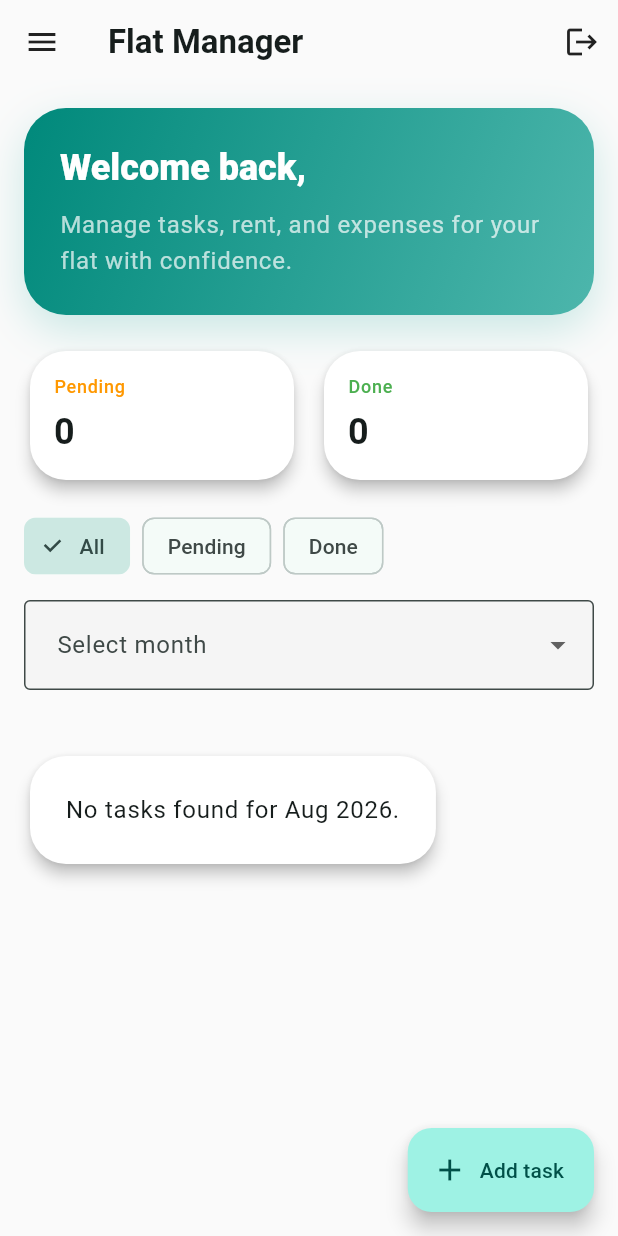
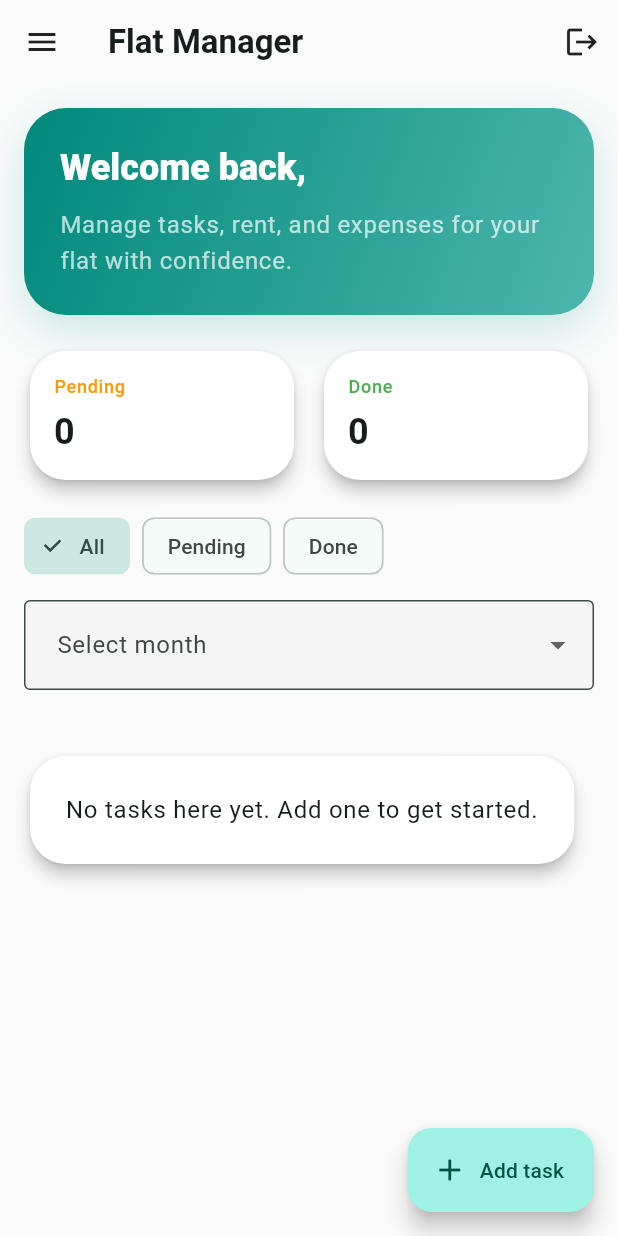
Before and after one commit to tusharna10/task-management-app, a Flutter app: the TaskManagementHome screen opened directly with empty values, on a phone screen of 412 x 824 dp. Run offline on Flutter 3.47's test engine with Material 3 defaults, Android fonts, the phone set to English and light mode, and no system bars; our stand-ins replace image_picker, supabase_flutter; accounts and stored records are empty; statements that could not run were skipped.

Commit message:
Fix dashboard month filter to show all tasks by default

```diff
--- a/lib/main.dart
+++ b/lib/main.dart
@@ -1514,8 +1514,6 @@ class _TaskManagementHomeState extends State<TaskManagementHome> {
       if (_selectedDashboardMonth.isNotEmpty && task.dueDate != null) {
         final monthLabel = '${_formatMonth(task.dueDate!)} ${task.dueDate!.year}';
         if (monthLabel != _selectedDashboardMonth) return false;
-      } else if (_selectedDashboardMonth.isNotEmpty && task.dueDate == null) {
-        return false;
       }
       if (_selectedFilter == 'Pending') return !task.completed;
       if (_selectedFilter == 'Done') return task.completed;
@@ -1533,7 +1531,6 @@ class _TaskManagementHomeState extends State<TaskManagementHome> {
     _monthlyExpenseEntries
       ..clear()
       ..addAll(widget.monthlyExpenses);
-    _selectedDashboardMonth = _formatMonth(DateTime.now());
   }
 
   @override
@@ -2401,9 +2398,12 @@ class _TaskManagementHomeState extends State<TaskManagementHome> {
             labelText: 'Select month',
             border: OutlineInputBorder(),
           ),
-          items: _buildMonthOptions().map((month) {
-            return DropdownMenuItem<String>(value: month, child: Text(month));
-          }).toList(),
+          items: [
+            const DropdownMenuItem<String>(value: '', child: Text('All months')),
+            ..._buildMonthOptions().map((month) {
+              return DropdownMenuItem<String>(value: month, child: Text(month));
+            }),
+          ],
           onChanged: (value) {
             setState(() => _selectedDashboardMonth = value ?? '');
           },
@@ -2419,7 +2419,9 @@ class _TaskManagementHomeState extends State<TaskManagementHome> {
             child: Padding(
               padding: const EdgeInsets.all(24),
               child: Text(
-                'No tasks found for $_selectedDashboardMonth.',
+                _selectedDashboardMonth.isEmpty
+                    ? 'No tasks here yet. Add one to get started.'
+                    : 'No tasks found for $_selectedDashboardMonth.',
                 textAlign: TextAlign.center,
                 style: theme.textTheme.bodyLarge,
               ),
```
